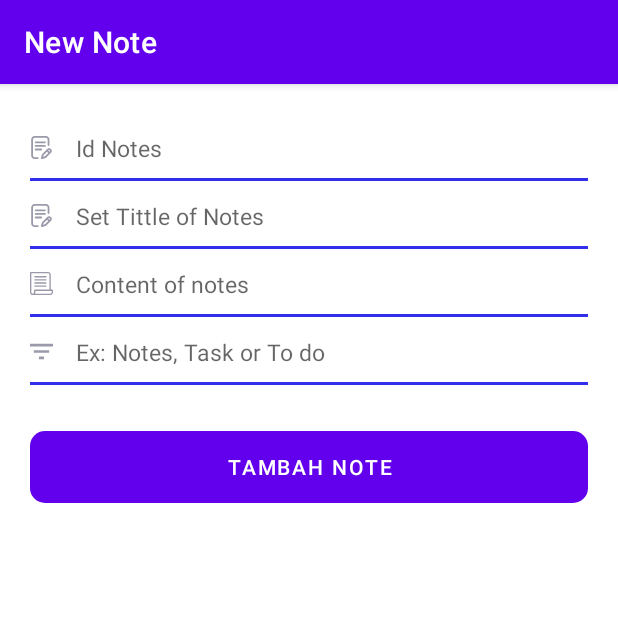
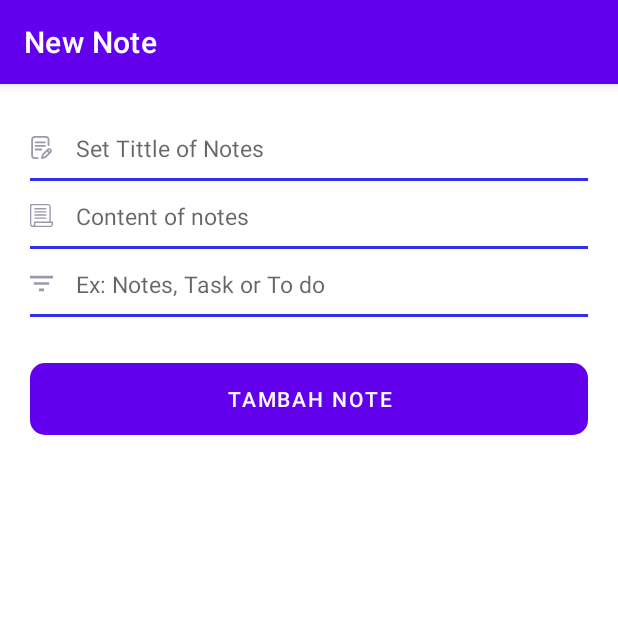
Before and after one commit to statemain/Aplikasi-Notepad-Android, an Android app: the DashboardActivity screen opened directly, with no data from a screen before it, after a tap on an icon or button, on a phone screen of 412 x 824 dp, the top half of it. Run offline under Robolectric (Android 15) with nearby library versions, the light colour scheme and no system bars.

Commit message:
Update module edit & tambah data notes

```diff
--- a/app/notesapp/app/src/main/java/ei/eseptiyadi/notesapp/views/TambahNotesActivity.java
+++ b/app/notesapp/app/src/main/java/ei/eseptiyadi/notesapp/views/TambahNotesActivity.java
@@ -5,7 +5,9 @@ import androidx.appcompat.app.AppCompatActivity;
 import android.os.Bundle;
 import android.util.Log;
 import android.view.View;
+import android.widget.Button;
 import android.widget.EditText;
+import android.widget.TextView;
 import android.widget.Toast;
 
 import ei.eseptiyadi.notesapp.R;
@@ -18,14 +20,25 @@ import retrofit2.Response;
 
 public class TambahNotesActivity extends AppCompatActivity {
 
-    EditText etTittle, etCotntent, etCategory;
-    String usernm, passwd, hashwd, lvlwd, setTittle, setContent, setCategory, infoAct;
+    EditText etTittle, etCotntent, etCategory, etIdNotes;
+    String usernm, passwd, hashwd, lvlwd, setTittle, setContent, setCategory, infoAct, idNotes, tittleNotes, contentNotes, categoryNotes, dateCreateNotes;
+
+    Button btActionTambah;
+
+    TextView txtDateCreated;
 
     @Override
     protected void onCreate(Bundle savedInstanceState) {
         super.onCreate(savedInstanceState);
         setContentView(R.layout.activity_tambah_notes);
 
+
+        etTittle = (EditText)findViewById(R.id.edtAddTittleNotes);
+        etCotntent = (EditText)findViewById(R.id.edtAddContentNotes);
+        etCategory = (EditText)findViewById(R.id.edtAddCategoryNotes);
+        etIdNotes = (EditText)findViewById(R.id.edtAddIdNotes);
+        btActionTambah = (Button) findViewById(R.id.btnTambahNotes);
+        txtDateCreated = (TextView) findViewById(R.id.txDeateCreaetd);
 
         Bundle getpackageDataLogin = getIntent().getExtras();
 
@@ -36,24 +49,53 @@ public class TambahNotesActivity extends AppCompatActivity {
             lvlwd = getpackageDataLogin.getString("LVL");
             infoAct = getpackageDataLogin.getString("INFO");
 
+            // Data Edit Notes
+            idNotes = getpackageDataLogin.getString("ID_NOTES");
+            tittleNotes = getpackageDataLogin.getString("TITTLE_NOTES");
+            contentNotes = getpackageDataLogin.getString("CONTENT_NOTES");
+            categoryNotes = getpackageDataLogin.getString("CAT_NOTES");
+            dateCreateNotes = getpackageDataLogin.getString("DATE_CREATED");
 
             if (infoAct.equals("New")) {
                 getSupportActionBar().setTitle(infoAct + " Note");
+                etIdNotes.setVisibility(View.GONE);
+                btActionTambah.setText("Tambah Note");
+                txtDateCreated.setVisibility(View.GONE);
+
+                btActionTambah.setOnClickListener(new View.OnClickListener() {
+                    @Override
+                    public void onClick(View view) {
+                        actionTambahNotes_API();
+                    }
+                });
             } else if (infoAct.equals("Edit")) {
                 getSupportActionBar().setTitle(infoAct + " Note");
+                etIdNotes.setVisibility(View.VISIBLE);
+                etIdNotes.setText(idNotes);
+                etTittle.setText(tittleNotes);
+                etCotntent.setText(contentNotes);
+                etCategory.setText(categoryNotes);
+                btActionTambah.setText("Ubah Note");
+                txtDateCreated.setText(dateCreateNotes);
+
+                btActionTambah.setOnClickListener(new View.OnClickListener() {
+                    @Override
+                    public void onClick(View view) {
+                        actionEditNotes_API();
+                    }
+                });
             }
 
         } else {
 
         }
-
-        etTittle = (EditText)findViewById(R.id.edtAddTittleNotes);
-        etCotntent = (EditText)findViewById(R.id.edtAddContentNotes);
-        etCategory = (EditText)findViewById(R.id.edtAddCategoryNotes);
     }
 
-    public void simpanNotes(View view) {
+    private void actionEditNotes_API() {
+        Toast.makeText(this, "Belum Ada Action", Toast.LENGTH_SHORT).show();
+    }
 
+    private void actionTambahNotes_API() {
         setTittle = etTittle.getText().toString();
         setContent = etCotntent.getText().toString();
         setCategory = etCategory.getText().toString();
@@ -91,9 +133,5 @@ public class TambahNotesActivity extends AppCompatActivity {
                 }
             });
         }
-
-    }
-
-    public void cancelAddNotes(View view) {
     }
 }
--- /dev/null
+++ b/app/notesapp/app/src/main/res/drawable/ic_datecreate.xml
@@ -0,0 +1,14 @@
+<vector android:height="15dp" android:viewportHeight="512"
+    android:viewportWidth="512" android:width="15dp" xmlns:android="http://schemas.android.com/apk/res/android">
+    <path android:fillColor="#adb9ca" android:pathData="M386,210m-20,0a20,20 0,1 1,40 0a20,20 0,1 1,-40 0"/>
+    <path android:fillColor="#adb9ca" android:pathData="M432,40h-26V20c0,-11.046 -8.954,-20 -20,-20c-11.046,0 -20,8.954 -20,20v20h-91V20c0,-11.046 -8.954,-20 -20,-20c-11.046,0 -20,8.954 -20,20v20h-90V20c0,-11.046 -8.954,-20 -20,-20s-20,8.954 -20,20v20H80C35.888,40 0,75.888 0,120v312c0,44.112 35.888,80 80,80h153c11.046,0 20,-8.954 20,-20c0,-11.046 -8.954,-20 -20,-20H80c-22.056,0 -40,-17.944 -40,-40V120c0,-22.056 17.944,-40 40,-40h25v20c0,11.046 8.954,20 20,20s20,-8.954 20,-20V80h90v20c0,11.046 8.954,20 20,20s20,-8.954 20,-20V80h91v20c0,11.046 8.954,20 20,20c11.046,0 20,-8.954 20,-20V80h26c22.056,0 40,17.944 40,40v114c0,11.046 8.954,20 20,20c11.046,0 20,-8.954 20,-20V120C512,75.888 476.112,40 432,40z"/>
+    <path android:fillColor="#adb9ca" android:pathData="M391,270c-66.72,0 -121,54.28 -121,121s54.28,121 121,121s121,-54.28 121,-121S457.72,270 391,270zM391,472c-44.663,0 -81,-36.336 -81,-81s36.337,-81 81,-81c44.663,0 81,36.336 81,81S435.663,472 391,472z"/>
+    <path android:fillColor="#adb9ca" android:pathData="M420,371h-9v-21c0,-11.046 -8.954,-20 -20,-20c-11.046,0 -20,8.954 -20,20v41c0,11.046 8.954,20 20,20h29c11.046,0 20,-8.954 20,-20C440,379.954 431.046,371 420,371z"/>
+    <path android:fillColor="#adb9ca" android:pathData="M299,210m-20,0a20,20 0,1 1,40 0a20,20 0,1 1,-40 0"/>
+    <path android:fillColor="#adb9ca" android:pathData="M212,297m-20,0a20,20 0,1 1,40 0a20,20 0,1 1,-40 0"/>
+    <path android:fillColor="#adb9ca" android:pathData="M125,210m-20,0a20,20 0,1 1,40 0a20,20 0,1 1,-40 0"/>
+    <path android:fillColor="#adb9ca" android:pathData="M125,297m-20,0a20,20 0,1 1,40 0a20,20 0,1 1,-40 0"/>
+    <path android:fillColor="#adb9ca" android:pathData="M125,384m-20,0a20,20 0,1 1,40 0a20,20 0,1 1,-40 0"/>
+    <path android:fillColor="#adb9ca" android:pathData="M212,384m-20,0a20,20 0,1 1,40 0a20,20 0,1 1,-40 0"/>
+    <path android:fillColor="#adb9ca" android:pathData="M212,210m-20,0a20,20 0,1 1,40 0a20,20 0,1 1,-40 0"/>
+</vector>
--- a/app/notesapp/app/src/main/res/layout/activity_tambah_notes.xml
+++ b/app/notesapp/app/src/main/res/layout/activity_tambah_notes.xml
@@ -54,6 +54,15 @@
             android:layout_width="match_parent"
             android:layout_height="45dp"/>
 
+        <TextView
+            android:id="@+id/txDeateCreaetd"
+            android:drawableLeft="@drawable/ic_datecreate"
+            android:drawablePadding="15dp"
+            android:layout_marginTop="10dp"
+            android:layout_width="match_parent"
+            android:layout_height="wrap_content"
+            android:text="Tanggal"/>
+
         <LinearLayout
             android:layout_marginTop="30dp"
             android:layout_width="match_parent"
@@ -61,10 +70,11 @@
             android:orientation="horizontal">
 
             <Button
+                android:id="@+id/btnTambahNotes"
                 android:background="@drawable/background_bt_custome"
-                android:onClick="simpanNotes"
                 android:layout_weight="1"
                 android:layout_width="match_parent"
+                android:textColor="#FFFCFC"
                 android:layout_height="wrap_content"
                 android:text="Tambah Note" />
 
```
Also changed, not shown: app/notesapp/app/src/main/java/ei/eseptiyadi/notesapp/adapter/AdapterDashboard.java (+10 -1 lines).
